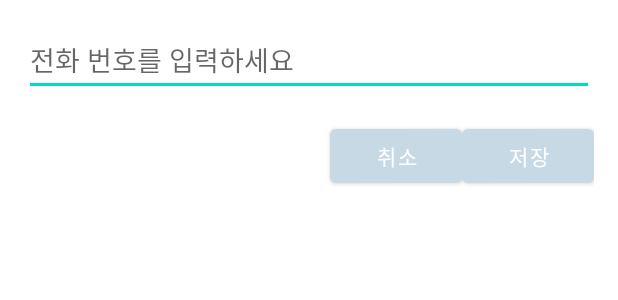
After one commit to younjihoon/madcamp3, an Android app: the layout dialog_add_parent.xml on its own in the app's theme, with its tools: preview values and no code run, on a phone screen of 412 x 824 dp. The commit adds this screen. Shown: the top 300 px of the screen. Run offline under Robolectric (Android 15) with nearby library versions, the phone set to English and light mode, and no system bars.

Commit message:
[FEAT] add parent

```diff
--- /dev/null
+++ b/app/src/main/res/layout/dialog_add_parent.xml
@@ -0,0 +1,34 @@
+<?xml version="1.0" encoding="utf-8"?>
+<LinearLayout xmlns:android="http://schemas.android.com/apk/res/android"
+    android:layout_width="match_parent"
+    android:layout_height="wrap_content"
+    android:orientation="vertical"
+    android:padding="16dp">
+
+    <EditText
+        android:id="@+id/editTextUnit"
+        android:layout_width="match_parent"
+        android:layout_height="wrap_content"
+        android:hint="전화 번호를 입력하세요"
+        android:inputType="text" />
+
+    <LinearLayout
+        android:layout_width="match_parent"
+        android:layout_height="wrap_content"
+        android:orientation="horizontal"
+        android:gravity="end"
+        android:paddingTop="16dp">
+
+        <Button
+            android:id="@+id/cancelButton"
+            android:layout_width="wrap_content"
+            android:layout_height="wrap_content"
+            android:text="취소" />
+
+        <Button
+            android:id="@+id/saveButton"
+            android:layout_width="wrap_content"
+            android:layout_height="wrap_content"
+            android:text="저장" />
+    </LinearLayout>
+</LinearLayout>
--- a/app/src/main/res/layout/dialog_fridge_select.xml
+++ b/app/src/main/res/layout/dialog_fridge_select.xml
@@ -71,6 +71,7 @@
 
             <!-- 정보 입력하기 -->
             <androidx.cardview.widget.CardView
+                android:id="@+id/parentButton"
                 android:layout_width="0dp"
                 android:layout_height="150dp"
                 android:layout_columnWeight="1"
```
Also changed, not shown: app/src/main/java/com/example/madcamp3jhsj/FridgeActivity.kt (+37 -0 lines).
